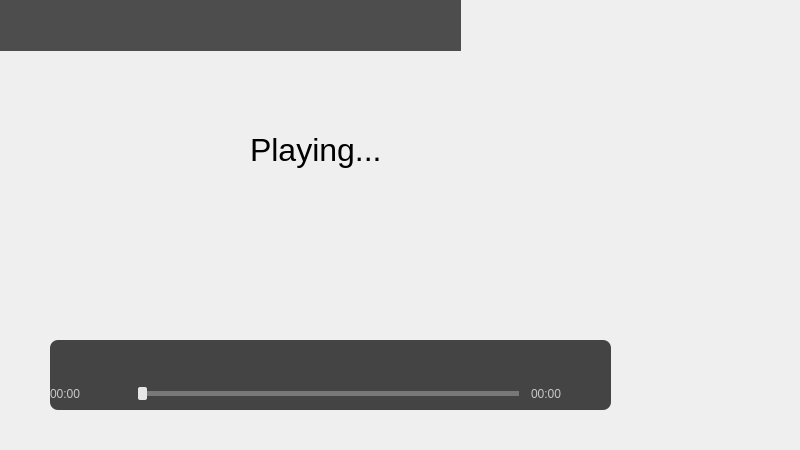
Qt form src/client/dlna/dlnaplayerview.ui (missdeer/imchenwen) before a commit.
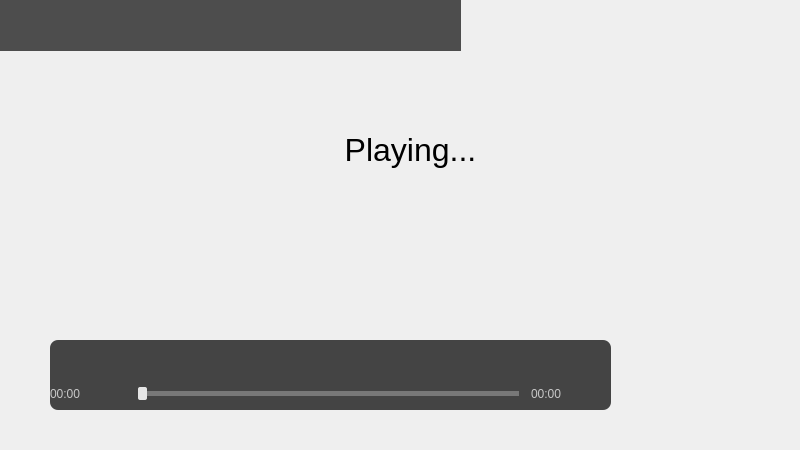
The same form after that commit. Icons and pictures are not drawn.

Commit message: (*)fix DLNA player time slider value changed

What changed in the file:
```diff
--- a/src/client/dlna/dlnaplayerview.ui
+++ b/src/client/dlna/dlnaplayerview.ui
@@ -317,19 +317,25 @@
    <property name="text">
     <string>&lt;html&gt;&lt;head/&gt;&lt;body&gt;&lt;p&gt;&lt;span style=&quot; font-size:24pt;&quot;&gt;Playing...&lt;/span&gt;&lt;/p&gt;&lt;/body&gt;&lt;/html&gt;</string>
    </property>
+   <property name="alignment">
+    <set>Qt::AlignCenter</set>
+   </property>
   </widget>
   <widget class="QLabel" name="titleLabel">
    <property name="geometry">
     <rect>
      <x>50</x>
      <y>200</y>
-     <width>671</width>
-     <height>41</height>
+     <width>691</width>
+     <height>81</height>
     </rect>
    </property>
    <property name="text">
     <string/>
    </property>
+   <property name="wordWrap">
+    <bool>true</bool>
+   </property>
   </widget>
  </widget>
  <resources>
```
The commit also changes 3 other files.
